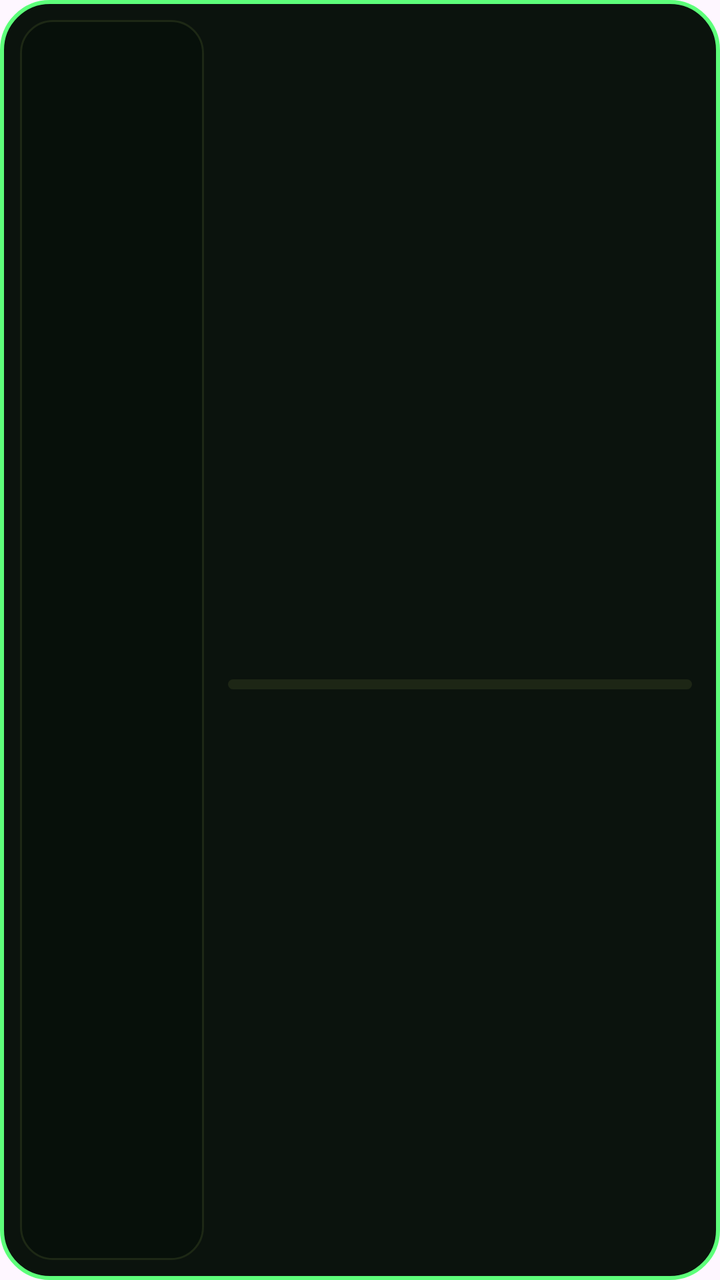
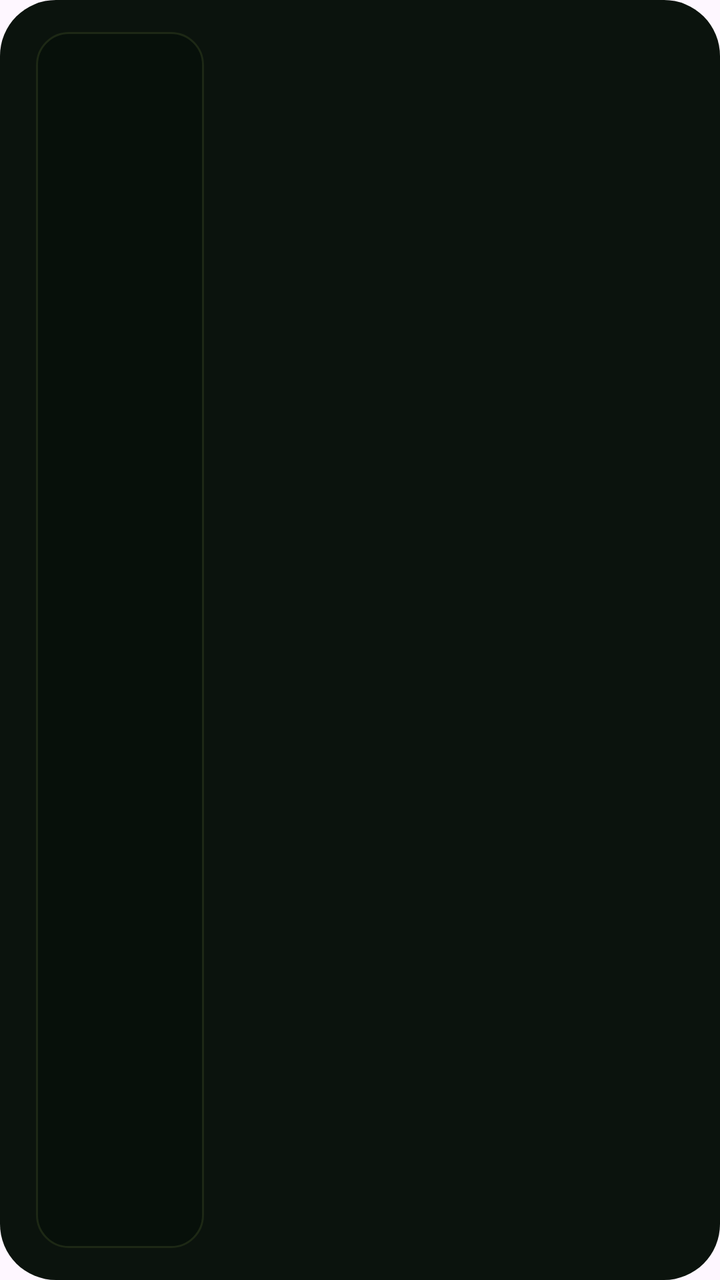

The first picture is an Android layout as it rendered before a commit; the second is the same layout after the commit. The layout source and the unified diff follow.
<!-- AndroidManifest.xml: application theme Theme.app -->
<!-- res/layout/widget_4x2.xml -->
<?xml version="1.0" encoding="utf-8"?>
<LinearLayout xmlns:android="http://schemas.android.com/apk/res/android"
    android:id="@+id/root" android:layout_width="match_parent" android:layout_height="match_parent"
    android:background="@drawable/wd_bg_g" android:orientation="horizontal" android:padding="10dp" android:gravity="center_vertical">
    <FrameLayout android:layout_width="92dp" android:layout_height="match_parent" android:background="@drawable/wd_face_tile">
        <ImageView android:id="@+id/face" android:layout_width="match_parent" android:layout_height="match_parent"
            android:padding="8dp" android:scaleType="fitCenter" android:contentDescription="Cyph" />
    </FrameLayout>
    <LinearLayout android:layout_width="0dp" android:layout_height="match_parent" android:layout_weight="1"
        android:orientation="vertical" android:gravity="center_vertical" android:paddingStart="12dp" android:paddingEnd="4dp">
        <LinearLayout android:layout_width="match_parent" android:layout_height="wrap_content" android:orientation="horizontal">
            <TextView android:id="@+id/lbl" android:layout_width="0dp" android:layout_weight="1" android:layout_height="wrap_content"
                android:fontFamily="sans-serif-medium" android:textSize="9sp" android:letterSpacing="0.2" android:textColor="@color/cy_neon" android:maxLines="1" />
            <Chronometer android:id="@+id/live" android:layout_width="wrap_content" android:layout_height="wrap_content"
                android:fontFamily="monospace" android:textSize="11sp" android:textColor="@color/cy_neon" android:visibility="gone" />
        </LinearLayout>
        <TextView android:id="@+id/title" android:layout_width="match_parent" android:layout_height="wrap_content"
            android:fontFamily="serif" android:textStyle="italic" android:textSize="21sp" android:textColor="@color/cy_cream"
            android:maxLines="2" android:ellipsize="end" android:layout_marginTop="1dp" />
        <TextView android:id="@+id/sub" android:layout_width="match_parent" android:layout_height="wrap_content"
            android:fontFamily="monospace" android:textSize="10sp" android:textColor="@color/cy_dim" android:maxLines="1" android:ellipsize="end" android:layout_marginTop="2dp" />
        <ProgressBar android:id="@+id/bar" style="?android:attr/progressBarStyleHorizontal" android:layout_width="match_parent" android:layout_height="5dp"
            android:progressDrawable="@drawable/bar_green" android:max="100" android:layout_marginTop="7dp" />
        <TextView android:id="@+id/nxt" android:layout_width="match_parent" android:layout_height="wrap_content"
            android:fontFamily="monospace" android:textSize="10sp" android:textColor="@color/cy_dim" android:maxLines="1" android:ellipsize="end" android:layout_marginTop="6dp" />
    </LinearLayout>
</LinearLayout>
<!-- resources referenced by this layout -->
<resources>
  <color name="cy_cream">#F3ECB2</color>
  <color name="cy_dim">#8A9A78</color>
  <color name="cy_neon">#5DFF7A</color>
  <!-- drawable bar_green (drawable) -->
  <?xml version="1.0" encoding="utf-8"?>
  <layer-list xmlns:android="http://schemas.android.com/apk/res/android">
      <item android:id="@android:id/background">
          <shape android:shape="rectangle"><solid android:color="@color/cy_track" /><corners android:radius="3dp" /></shape>
      </item>
      <item android:id="@android:id/progress">
          <clip><shape android:shape="rectangle"><solid android:color="@color/cy_neon" /><corners android:radius="3dp" /></shape></clip>
      </item>
  </layer-list>
  <!-- drawable wd_bg_g (drawable) -->
  <?xml version="1.0" encoding="utf-8"?>
  <shape xmlns:android="http://schemas.android.com/apk/res/android" android:shape="rectangle">
      <solid android:color="@color/cy_panel" />
      <stroke android:width="2dp" android:color="@color/cy_neon" />
      <corners android:radius="24dp" />
  </shape>
  <!-- drawable wd_face_tile (drawable) -->
  <?xml version="1.0" encoding="utf-8"?>
  <shape xmlns:android="http://schemas.android.com/apk/res/android" android:shape="rectangle">
      <solid android:color="@color/cy_tile" />
      <stroke android:width="1dp" android:color="#1D2815" />
      <corners android:radius="16dp" />
  </shape>
  <style name="Theme.app" parent="Theme.Material3.DayNight.NoActionBar">
          
      </style>
  <color name="cy_track">#1D2615</color>
  <color name="cy_panel">#0B130D</color>
  <color name="cy_tile">#07100A</color>
</resources>

<!-- the commit's change to res/layout/widget_4x2.xml (unified diff, before → after) -->
@@ -1,27 +1,18 @@
 <?xml version="1.0" encoding="utf-8"?>
-<LinearLayout xmlns:android="http://schemas.android.com/apk/res/android"
-    android:id="@+id/root" android:layout_width="match_parent" android:layout_height="match_parent"
-    android:background="@drawable/wd_bg_g" android:orientation="horizontal" android:padding="10dp" android:gravity="center_vertical">
-    <FrameLayout android:layout_width="92dp" android:layout_height="match_parent" android:background="@drawable/wd_face_tile">
-        <ImageView android:id="@+id/face" android:layout_width="match_parent" android:layout_height="match_parent"
-            android:padding="8dp" android:scaleType="fitCenter" android:contentDescription="Cyph" />
-    </FrameLayout>
-    <LinearLayout android:layout_width="0dp" android:layout_height="match_parent" android:layout_weight="1"
-        android:orientation="vertical" android:gravity="center_vertical" android:paddingStart="12dp" android:paddingEnd="4dp">
-        <LinearLayout android:layout_width="match_parent" android:layout_height="wrap_content" android:orientation="horizontal">
-            <TextView android:id="@+id/lbl" android:layout_width="0dp" android:layout_weight="1" android:layout_height="wrap_content"
-                android:fontFamily="sans-serif-medium" android:textSize="9sp" android:letterSpacing="0.2" android:textColor="@color/cy_neon" android:maxLines="1" />
-            <Chronometer android:id="@+id/live" android:layout_width="wrap_content" android:layout_height="wrap_content"
-                android:fontFamily="monospace" android:textSize="11sp" android:textColor="@color/cy_neon" android:visibility="gone" />
+<FrameLayout xmlns:android="http://schemas.android.com/apk/res/android" android:id="@+id/root" android:layout_width="match_parent" android:layout_height="match_parent" android:background="@drawable/wd_panel">
+    <ImageView android:id="@+id/edge" android:layout_width="match_parent" android:layout_height="match_parent" android:scaleType="fitXY" android:importantForAccessibility="no" />
+    <LinearLayout android:layout_width="match_parent" android:layout_height="match_parent" android:orientation="horizontal" android:paddingStart="18dp" android:paddingEnd="20dp" android:paddingTop="16dp" android:paddingBottom="16dp" android:gravity="center_vertical">
+        <FrameLayout android:layout_width="84dp" android:layout_height="match_parent" android:background="@drawable/wd_face_tile">
+            <ImageView android:id="@+id/face" android:layout_width="match_parent" android:layout_height="match_parent" android:padding="8dp" android:scaleType="fitCenter" android:contentDescription="Cyph" />
+        </FrameLayout>
+        <LinearLayout android:layout_width="0dp" android:layout_height="wrap_content" android:layout_weight="1" android:orientation="vertical" android:paddingStart="14dp">
+            <LinearLayout android:layout_width="match_parent" android:layout_height="wrap_content" android:orientation="horizontal">
+                <TextView android:id="@+id/lbl" android:layout_width="0dp" android:layout_weight="1" android:layout_height="wrap_content" android:fontFamily="sans-serif-medium" android:textSize="10sp" android:letterSpacing="0.18" android:textColor="@color/cy_neon" android:maxLines="1" />
+                <Chronometer android:id="@+id/live" android:layout_width="wrap_content" android:layout_height="wrap_content" android:fontFamily="monospace" android:textSize="12sp" android:textColor="@color/cy_neon" android:visibility="gone" />
+            </LinearLayout>
+            <TextView android:id="@+id/title" android:layout_width="match_parent" android:layout_height="wrap_content" android:fontFamily="serif" android:textSize="22sp" android:textColor="@color/cy_cream" android:textStyle="italic" android:maxLines="2" android:ellipsize="end" android:layout_marginTop="2dp"/>
+            <TextView android:id="@+id/sub" android:layout_width="match_parent" android:layout_height="wrap_content" android:fontFamily="monospace" android:textSize="11sp" android:textColor="@color/cy_dim" android:maxLines="1" android:ellipsize="end" android:layout_marginTop="3dp"/>
+            <TextView android:id="@+id/nxt" android:layout_width="match_parent" android:layout_height="wrap_content" android:fontFamily="monospace" android:textSize="11sp" android:textColor="@color/cy_dim" android:maxLines="1" android:ellipsize="end" android:layout_marginTop="8dp"/>
         </LinearLayout>
-        <TextView android:id="@+id/title" android:layout_width="match_parent" android:layout_height="wrap_content"
-            android:fontFamily="serif" android:textStyle="italic" android:textSize="21sp" android:textColor="@color/cy_cream"
-            android:maxLines="2" android:ellipsize="end" android:layout_marginTop="1dp" />
-        <TextView android:id="@+id/sub" android:layout_width="match_parent" android:layout_height="wrap_content"
-            android:fontFamily="monospace" android:textSize="10sp" android:textColor="@color/cy_dim" android:maxLines="1" android:ellipsize="end" android:layout_marginTop="2dp" />
-        <ProgressBar android:id="@+id/bar" style="?android:attr/progressBarStyleHorizontal" android:layout_width="match_parent" android:layout_height="5dp"
-            android:progressDrawable="@drawable/bar_green" android:max="100" android:layout_marginTop="7dp" />
-        <TextView android:id="@+id/nxt" android:layout_width="match_parent" android:layout_height="wrap_content"
-            android:fontFamily="monospace" android:textSize="10sp" android:textColor="@color/cy_dim" android:maxLines="1" android:ellipsize="end" android:layout_marginTop="6dp" />
     </LinearLayout>
-</LinearLayout>
+</FrameLayout>
<!-- resource entries referenced after the edit -->
@@ -3,23 +3,6 @@
   <color name="cy_cream">#F3ECB2</color>
   <color name="cy_dim">#8A9A78</color>
   <color name="cy_neon">#5DFF7A</color>
-  <!-- drawable bar_green (drawable) -->
-  <?xml version="1.0" encoding="utf-8"?>
-  <layer-list xmlns:android="http://schemas.android.com/apk/res/android">
-      <item android:id="@android:id/background">
-          <shape android:shape="rectangle"><solid android:color="@color/cy_track" /><corners android:radius="3dp" /></shape>
-      </item>
-      <item android:id="@android:id/progress">
-          <clip><shape android:shape="rectangle"><solid android:color="@color/cy_neon" /><corners android:radius="3dp" /></shape></clip>
-      </item>
-  </layer-list>
-  <!-- drawable wd_bg_g (drawable) -->
-  <?xml version="1.0" encoding="utf-8"?>
-  <shape xmlns:android="http://schemas.android.com/apk/res/android" android:shape="rectangle">
-      <solid android:color="@color/cy_panel" />
-      <stroke android:width="2dp" android:color="@color/cy_neon" />
-      <corners android:radius="24dp" />
-  </shape>
   <!-- drawable wd_face_tile (drawable) -->
   <?xml version="1.0" encoding="utf-8"?>
   <shape xmlns:android="http://schemas.android.com/apk/res/android" android:shape="rectangle">
@@ -27,10 +10,15 @@
       <stroke android:width="1dp" android:color="#1D2815" />
       <corners android:radius="16dp" />
   </shape>
+  <!-- drawable wd_panel (drawable) -->
+  <?xml version="1.0" encoding="utf-8"?>
+  <shape xmlns:android="http://schemas.android.com/apk/res/android" android:shape="rectangle">
+      <solid android:color="@color/cy_panel" />
+      <corners android:radius="28dp" />
+  </shape>
   <style name="Theme.app" parent="Theme.Material3.DayNight.NoActionBar">
           
       </style>
-  <color name="cy_track">#1D2615</color>
   <color name="cy_panel">#0B130D</color>
   <color name="cy_tile">#07100A</color>
 </resources>
